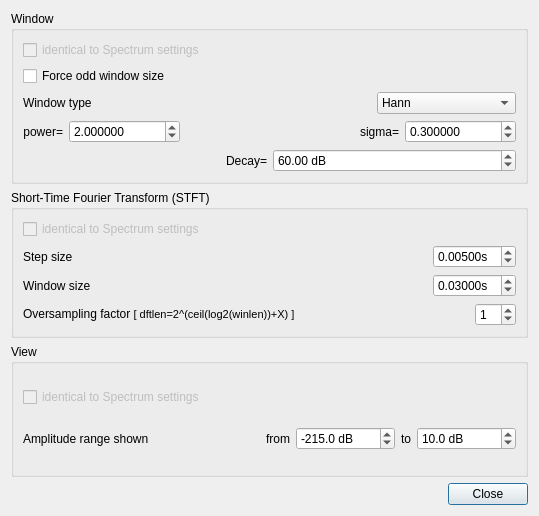
Above: src/gvspectrogramwdialogsettings.ui from gillesdegottex/dfasma before the change. Below: the same form after it.
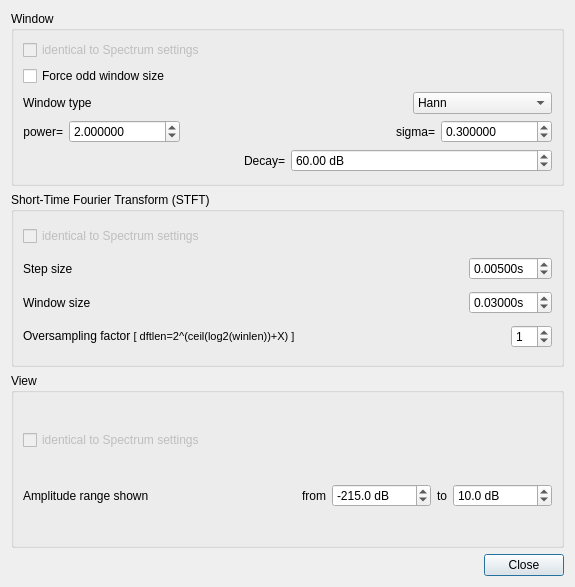
That is the form after the change.

Commit message: Add amplitude slider for amplitude spectrum

Patch:
```diff
--- a/src/gvspectrogramwdialogsettings.ui
+++ b/src/gvspectrogramwdialogsettings.ui
@@ -6,8 +6,8 @@
    <rect>
     <x>0</x>
     <y>0</y>
-    <width>539</width>
-    <height>516</height>
+    <width>575</width>
+    <height>587</height>
    </rect>
   </property>
   <property name="windowTitle">
```
Left out of the diff: 2 changed lines with no effect on the pictures. The commit also changes 7 other files.
